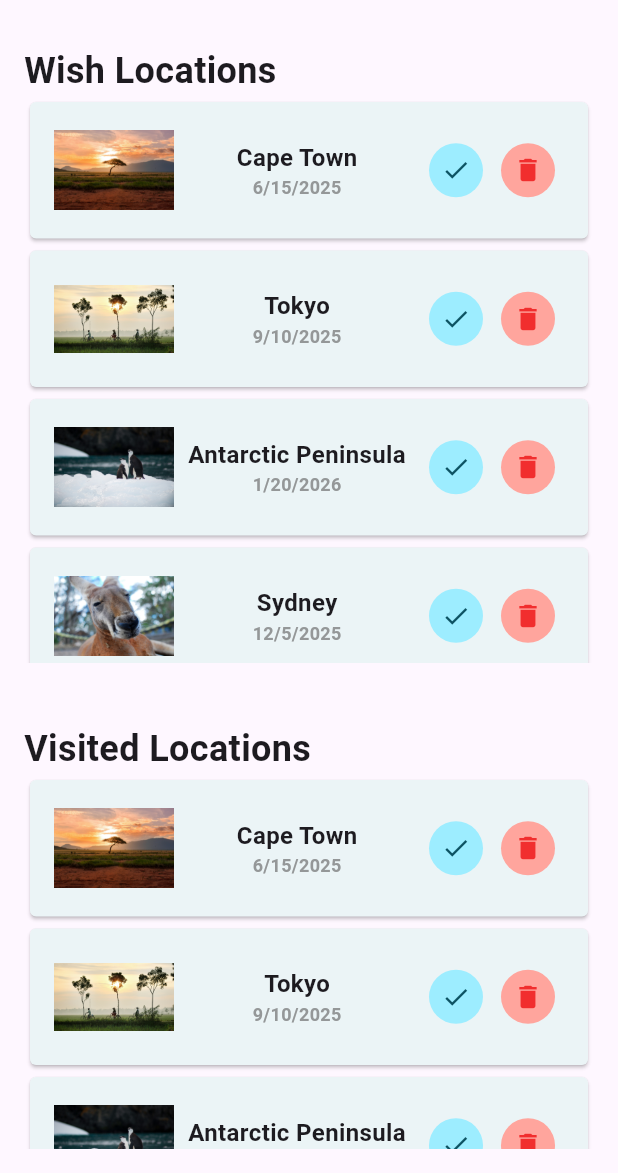
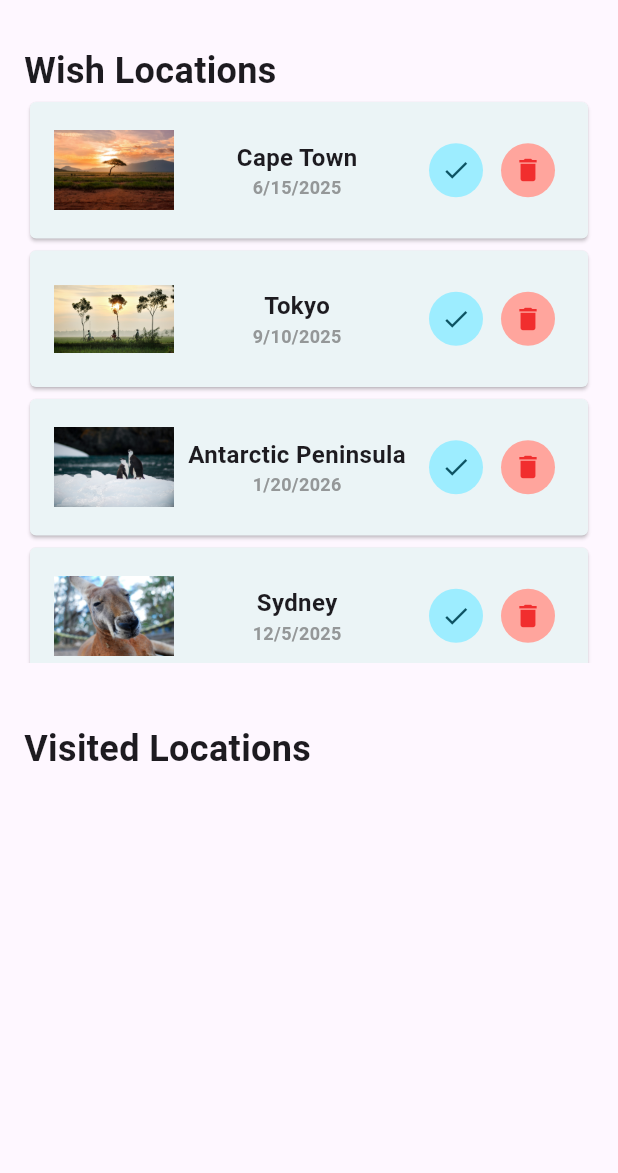
Before and after one commit to faruqonaayo/vzit_app, a Flutter app: the screen it shows after launch, on a phone screen of 412 x 824 dp, the part 63-1236 px from its top. Run offline on Flutter 3.47's test engine with Material 3 defaults, Android fonts, the phone set to English and light mode, and no system bars.

Commit message:
Complete the functionalities to check and uncheck visited and also the delete functionality

```diff
--- a/lib/vzit_app.dart
+++ b/lib/vzit_app.dart
@@ -50,6 +50,42 @@ class _VzitAppState extends State<VzitApp> {
     ),
   ];
 
+  void handleVisited(Location location) {
+    setState(() {
+      final locationIndex = sampleLocations.indexOf(location);
+      sampleLocations[locationIndex].visited = true;
+    });
+  }
+
+  void handleNotVisited(Location location) {
+    setState(() {
+      final locationIndex = sampleLocations.indexOf(location);
+      sampleLocations[locationIndex].visited = false;
+    });
+  }
+
+  void handleDeleteLocation(Location location) {
+    final locationIndex = sampleLocations.indexOf(location);
+    setState(() {
+      sampleLocations.remove(location);
+    });
+
+    ScaffoldMessenger.of(context).clearSnackBars();
+    ScaffoldMessenger.of(context).showSnackBar(
+      SnackBar(
+        content: Text("Deleted ${location.name}"),
+        action: SnackBarAction(
+          label: "Undo",
+          onPressed: () {
+            setState(() {
+              sampleLocations.insert(locationIndex, location);
+            });
+          },
+        ),
+      ),
+    );
+  }
+
   @override
   Widget build(context) {
     return Scaffold(
@@ -59,9 +95,23 @@ class _VzitAppState extends State<VzitApp> {
         child: SingleChildScrollView(
           child: Column(
             children: [
-              Wish(locations: sampleLocations),
+              Wish(
+                onVisited: handleVisited,
+                onDeleteLocation: handleDeleteLocation,
+                locations:
+                    sampleLocations
+                        .where((Location location) => location.visited == false)
+                        .toList(),
+              ),
               const SizedBox(height: 40),
-              Visited(locations: sampleLocations),
+              Visited(
+                onNotVisited: handleNotVisited,
+                onDeleteLocation: handleDeleteLocation,
+                locations:
+                    sampleLocations
+                        .where((Location location) => location.visited == true)
+                        .toList(),
+              ),
             ],
           ),
         ),
--- a/lib/widgets/location_card.dart
+++ b/lib/widgets/location_card.dart
@@ -5,9 +5,18 @@ import 'package:vzit_app/models/location.dart';
 final DateFormat formatter = DateFormat.yMd();
 
 class LocationCard extends StatelessWidget {
-  const LocationCard({super.key, required this.location});
+  const LocationCard({
+    super.key,
+    required this.location,
+    required this.onToggleVisited,
+    required this.onDelete,
+  });
 
   final Location location;
+
+  final void Function(Location location) onToggleVisited;
+  final void Function(Location location) onDelete;
+
   @override
   Widget build(context) {
     return Card(
@@ -41,15 +50,30 @@ class LocationCard extends StatelessWidget {
             const Spacer(),
             Row(
               children: [
-                IconButton(
+                location.visited == false
+                    ? IconButton(
                       color: Color.fromRGBO(13, 83, 99, 1),
                       style: IconButton.styleFrom(
                         backgroundColor: Color.fromRGBO(157, 237, 255, 1),
                       ),
                       constraints: BoxConstraints(maxWidth: 40, maxHeight: 40),
                       iconSize: 20,
-                  onPressed: () {},
+                      onPressed: () {
+                        onToggleVisited(location);
+                      },
                       icon: Icon(Icons.check),
+                    )
+                    : IconButton(
+                      color: Color.fromRGBO(99, 53, 13, 1),
+                      style: IconButton.styleFrom(
+                        backgroundColor: Color.fromRGBO(255, 224, 157, 1),
+                      ),
+                      constraints: BoxConstraints(maxWidth: 40, maxHeight: 40),
+                      iconSize: 20,
+                      onPressed: () {
+                        onToggleVisited(location);
+                      },
+                      icon: Icon(Icons.cancel),
                     ),
                 IconButton(
                   color: Color.fromRGBO(241, 46, 46, 1),
@@ -58,7 +82,9 @@ class LocationCard extends StatelessWidget {
                   ),
                   constraints: BoxConstraints(maxWidth: 40, maxHeight: 40),
                   iconSize: 20,
-                  onPressed: () {},
+                  onPressed: () {
+                    onDelete(location);
+                  },
                   icon: Icon(Icons.delete),
                 ),
               ],
--- a/lib/widgets/visited.dart
+++ b/lib/widgets/visited.dart
@@ -3,7 +3,15 @@ import 'package:vzit_app/models/location.dart';
 import 'package:vzit_app/widgets/location_card.dart';
 
 class Visited extends StatelessWidget {
-  const Visited({super.key, required this.locations});
+  const Visited({
+    super.key,
+    required this.locations,
+    required this.onNotVisited,
+    required this.onDeleteLocation,
+  });
+
+  final void Function(Location location) onNotVisited;
+  final void Function(Location location) onDeleteLocation;
 
   final List<Location> locations;
   @override
@@ -24,7 +32,11 @@ class Visited extends StatelessWidget {
               itemCount: locations.length,
               itemBuilder: (ctx, index) {
                 final currentLocation = locations[index];
-                return LocationCard(location: currentLocation);
+                return LocationCard(
+                  onDelete: onDeleteLocation,
+                  location: currentLocation,
+                  onToggleVisited: onNotVisited,
+                );
               },
             ),
           ),
--- a/lib/widgets/wish.dart
+++ b/lib/widgets/wish.dart
@@ -3,7 +3,15 @@ import 'package:vzit_app/models/location.dart';
 import 'package:vzit_app/widgets/location_card.dart';
 
 class Wish extends StatelessWidget {
-  const Wish({super.key, required this.locations});
+  const Wish({
+    super.key,
+    required this.locations,
+    required this.onVisited,
+    required this.onDeleteLocation,
+  });
+
+  final void Function(Location location) onVisited;
+  final void Function(Location location) onDeleteLocation;
 
   final List<Location> locations;
   @override
@@ -25,7 +33,11 @@ class Wish extends StatelessWidget {
               itemCount: locations.length,
               itemBuilder: (ctx, index) {
                 final currentLocation = locations[index];
-                return LocationCard(location: currentLocation);
+                return LocationCard(
+                  onDelete: onDeleteLocation,
+                  location: currentLocation,
+                  onToggleVisited: onVisited,
+                );
               },
             ),
           ),
```
Lines whose indentation alone changed are shown as unchanged.
